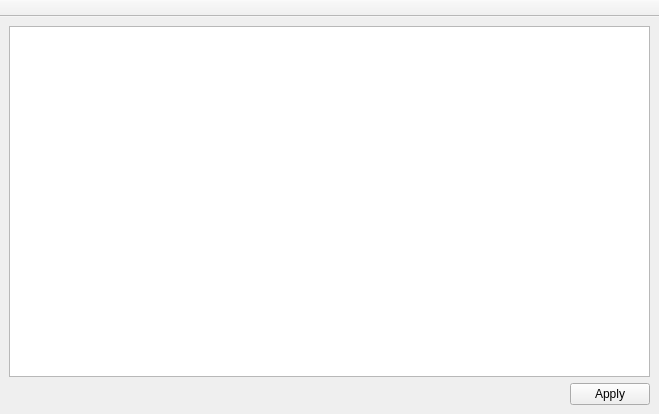
First picture: the form in src/lib/qt/style_editor.ui, repository haocxy/litext, before the edit.
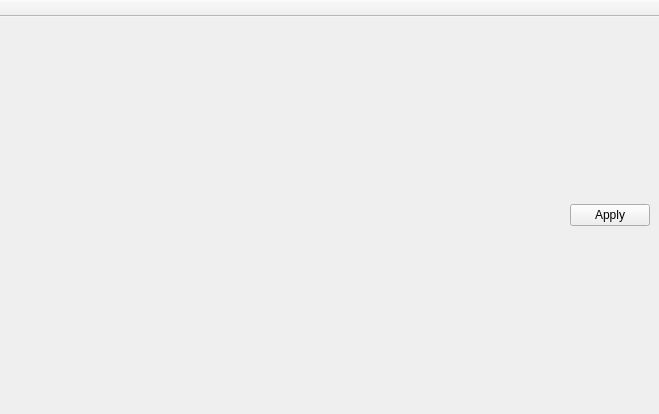
Second picture: the form after the edit.

Commit message: 由StyleEditWidget继承QTextEdit以实现对快捷键逻辑的重写

```diff
--- a/src/lib/qt/style_editor.ui
+++ b/src/lib/qt/style_editor.ui
@@ -16,17 +16,7 @@
   <widget class="QWidget" name="centralwidget">
    <layout class="QVBoxLayout" name="verticalLayout">
     <item>
-     <widget class="QTextEdit" name="textEdit">
-      <property name="font">
-       <font>
-        <family>Consolas</family>
-        <pointsize>14</pointsize>
-       </font>
-      </property>
-     </widget>
-    </item>
-    <item>
-     <layout class="QHBoxLayout" name="horizontalLayout">
+     <layout class="QHBoxLayout" name="bottomArea">
       <item>
        <spacer name="horizontalSpacer">
         <property name="orientation">
```
Left out of the diff: 4 changed lines with no effect on the pictures. The commit also changes 7 other files.
